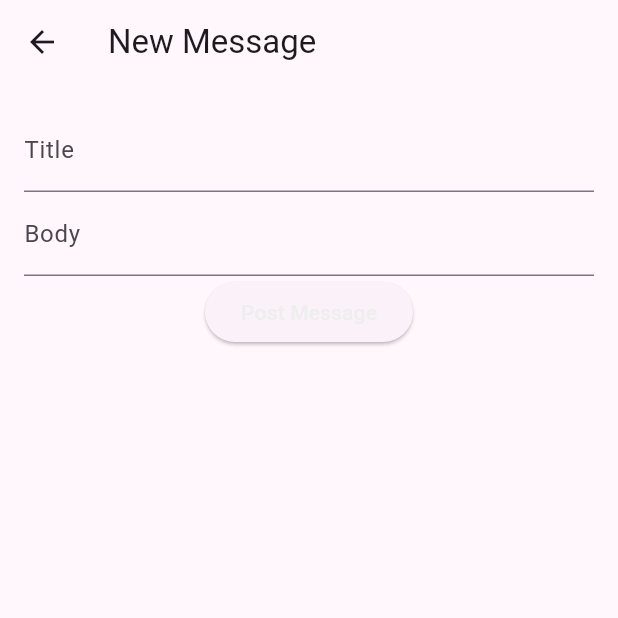
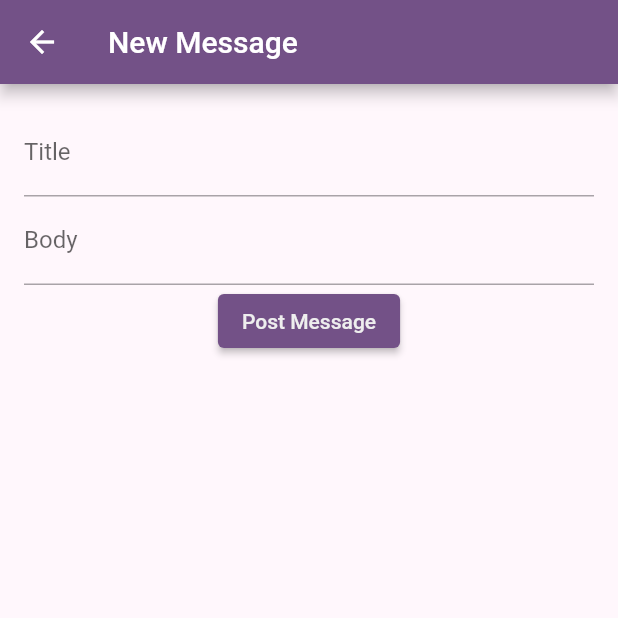
Before and after one commit to TotalChris/gdg-flutter-demo, a Flutter app: the screen it shows after launch, after a tap on the "add" icon, on a phone screen of 412 x 824 dp, the top half of it. Run offline on Flutter 3.47's test engine with Material 3 defaults, Android fonts, the phone set to English and light mode, and no system bars; our stand-ins replace firebase_core; accounts and stored records are empty; generated files the repository leaves out were written again.

Commit message:
fix dependencies for latest flutter version

```diff
--- a/lib/src/app.dart
+++ b/lib/src/app.dart
@@ -58,8 +58,10 @@ class MyApp extends StatelessWidget {
           // Define a light and dark color theme. Then, read the user's
           // preferred ThemeMode (light, dark, or system default) from the
           // SettingsController to display the correct theme.
-          theme: ThemeData(colorSchemeSeed: Colors.purpleAccent.shade700),
-          darkTheme: ThemeData.dark().copyWith(
+          theme: ThemeData(
+              colorSchemeSeed: Colors.purpleAccent.shade700,
+              useMaterial3: false),
+          darkTheme: ThemeData.dark(useMaterial3: false).copyWith(
               colorScheme:
                   ColorScheme.dark(secondary: Colors.purpleAccent.shade700)),
           themeMode: settingsController.themeMode,
--- a/pubspec.yaml
+++ b/pubspec.yaml
@@ -14,9 +14,9 @@ dependencies:
     sdk: flutter
   flutter_localizations:
     sdk: flutter
-  cloud_firestore: ^4.14.0
+  cloud_firestore: 4.14.0
   firebase_analytics: ^10.8.0
-  firebase_core: ^2.24.2
+  firebase_core: 2.24.2
 
 dev_dependencies:
   flutter_test:
```
Also changed, not shown: pubspec.lock, 4 other files.
